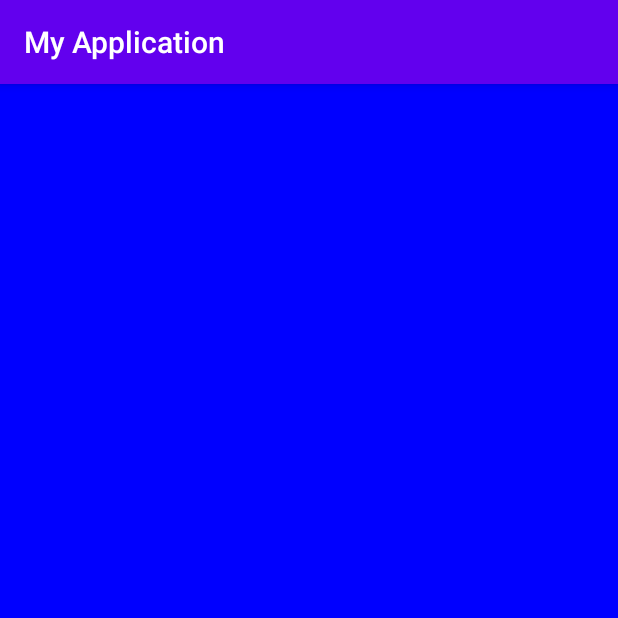
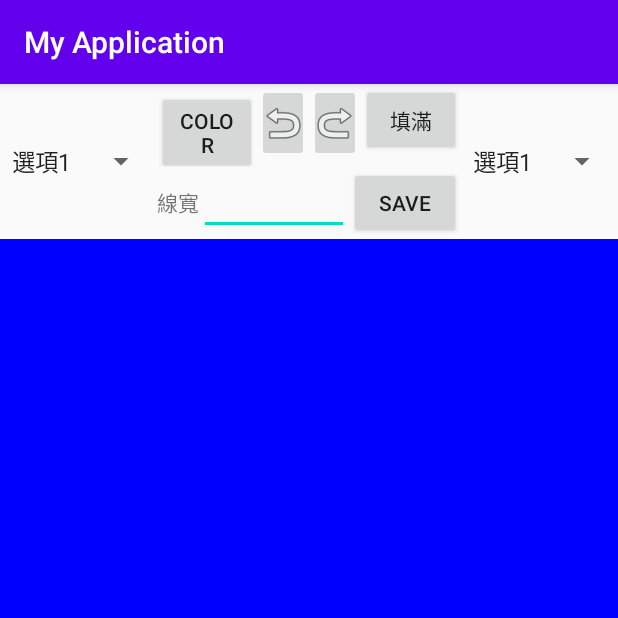
Before and after one commit to cyc00201/MyApplication, an Android app: the screen it shows after launch (MainActivity), on a phone screen of 412 x 824 dp, the top half of it. Run offline under Robolectric (Android 15) with nearby library versions, the phone set to English and light mode, and no system bars.

Commit message:
get interview

```diff
--- a/app/src/main/res/layout/activity_main.xml
+++ b/app/src/main/res/layout/activity_main.xml
@@ -6,7 +6,86 @@
     android:layout_width="match_parent"
     android:layout_height="match_parent"
     tools:context=".MainActivity">
+    <LinearLayout
+        android:layout_width="match_parent"
+        android:layout_height="match_parent"
+        android:orientation="vertical" >
+        <LinearLayout
+            android:layout_width="wrap_content"
+            android:layout_height="wrap_content"
+            android:orientation="horizontal" >
+            <Spinner
+                android:id="@+id/spinner"
+                android:layout_width="wrap_content"
+                android:layout_height="match_parent"
+                android:entries="@array/spn_list" /><!-- 畫圖模式 -->
+            <LinearLayout
+                android:layout_width="wrap_content"
+                android:layout_height="wrap_content"
+                android:layout_weight="1"
+                android:orientation="vertical">
+                <LinearLayout
+                    android:layout_width="wrap_content"
+                    android:layout_height="wrap_content"
+                    android:orientation="horizontal" >
+                    <Button
+                        android:id="@+id/button"
+                        android:layout_width="wrap_content"
+                        android:layout_height="wrap_content"
+                        android:layout_weight="1"
+                        android:text="color" />
 
+                    <ImageButton
+                        android:id="@+id/imageButton"
+                        android:layout_width="wrap_content"
+                        android:layout_height="wrap_content"
+                        android:layout_weight="1"
+                        app:srcCompat="@android:drawable/ic_menu_revert" />
+
+                    <ImageButton
+                        android:id="@+id/imageButton2"
+                        android:layout_width="wrap_content"
+                        android:layout_height="wrap_content"
+                        android:layout_weight="1"
+                        android:rotation="180"
+                        android:scaleY="-1"
+                        app:srcCompat="@android:drawable/ic_menu_revert" />
+                    <Button
+                        android:id="@+id/button2"
+                        android:layout_width="wrap_content"
+                        android:layout_height="wrap_content"
+                        android:layout_weight="1"
+                        android:text="填滿"/>
+                </LinearLayout>
+                <LinearLayout
+                    android:layout_width="wrap_content"
+                    android:layout_height="wrap_content"
+                    android:orientation="horizontal" >
+
+                    <TextView
+                        android:id="@+id/textView"
+                        android:layout_width="wrap_content"
+                        android:layout_height="wrap_content"
+                        android:text="線寬" />
+                    <EditText
+                        android:id="@+id/EditText"
+                        android:layout_width="100dp"
+                        android:layout_height="wrap_content"
+                        android:inputType="number"
+                        android:text="" />
+                    <Button
+                        android:id="@+id/button3"
+                        android:layout_width="wrap_content"
+                        android:layout_height="wrap_content"
+                        android:text="save" />
+                </LinearLayout>
+            </LinearLayout>
+            <Spinner
+                android:id="@+id/spinner2"
+                android:layout_width="wrap_content"
+                android:layout_height="match_parent"
+                android:entries="@array/spn_list" /><!-- 選圖層 -->
+        </LinearLayout>
 
 
 
@@ -15,7 +94,9 @@
             android:layout_width="match_parent"
             android:layout_height="match_parent"
             app:layout_constraintEnd_toEndOf="parent"
+            app:layout_constraintHorizontal_bias="1.0"
             app:layout_constraintStart_toStartOf="parent"
             app:layout_constraintTop_toTopOf="parent" />
 
+    </LinearLayout>
 </androidx.constraintlayout.widget.ConstraintLayout>
```
Lines whose indentation alone changed are shown as unchanged.
